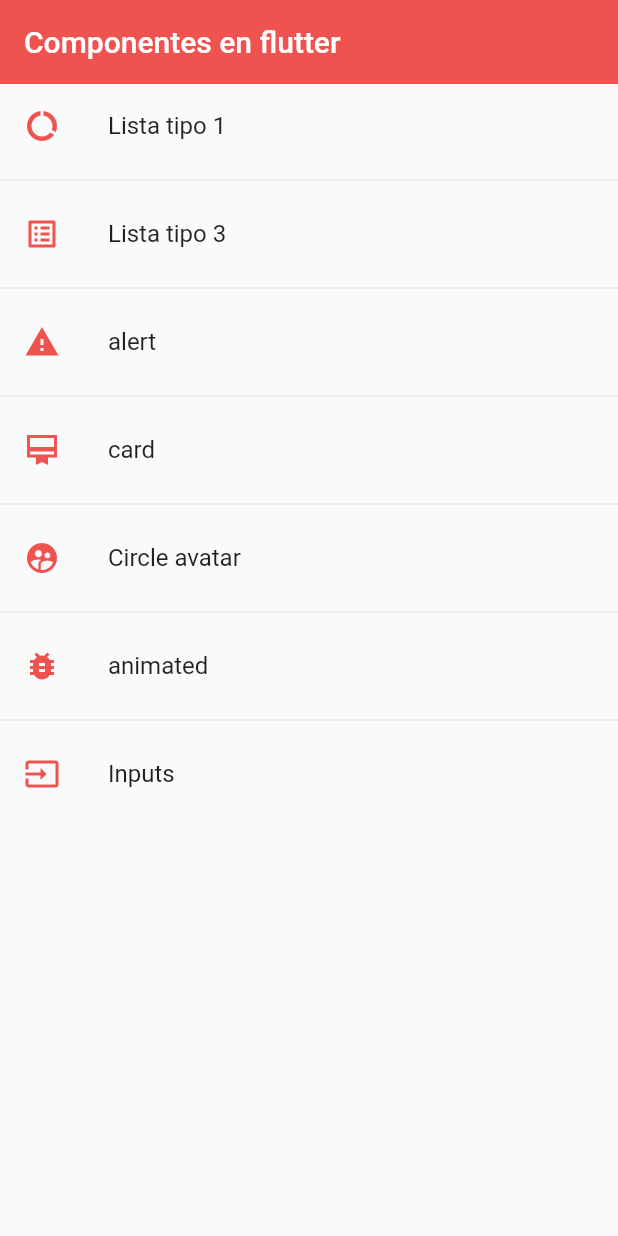
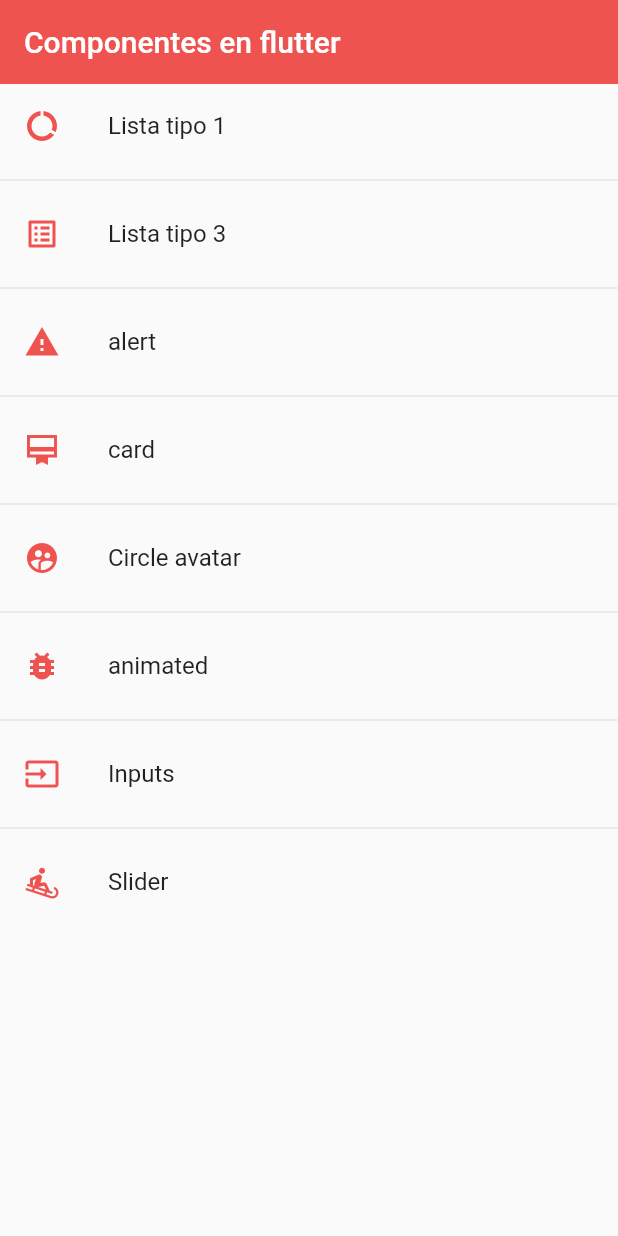
Before and after one commit to Djvash01/generic_component_example, a Flutter app: the screen it shows after launch, on a phone screen of 412 x 824 dp. Run offline on Flutter 3.47's test engine with Material 2 defaults, Android fonts, the phone set to English and light mode, and no system bars.

Commit message:
create slider with img

```diff
--- a/lib/router/app_routes.dart
+++ b/lib/router/app_routes.dart
@@ -41,6 +41,11 @@
         icon: Icons.input,
         name: 'Inputs',
         screen: const InputsScreen()),
+    MenuOption(
+        route: 'slider',
+        icon: Icons.sledding_outlined,
+        name: 'Slider',
+        screen: const SliderScreen()),
   ];
 
   // static Map<String, Widget Function(BuildContext)> routes = {
--- a/lib/screens/screens.dart
+++ b/lib/screens/screens.dart
@@ -1,3 +1,5 @@
+export 'package:generic_component_example/screens/slider_screen.dart';
+
 export 'package:generic_component_example/screens/inputs_screen.dart';
 
 export 'package:generic_component_example/screens/alert_screen.dart';
--- a/lib/widgets/widgets.dart
+++ b/lib/widgets/widgets.dart
@@ -1,3 +1,4 @@
+
 export 'package:generic_component_example/widgets/custom_input_field.dart';
 
 export 'package:generic_component_example/widgets/custom_card_type_1.dart';
```
Also changed, not shown: lib/screens/slider_screen.dart (added, +38 -0 lines).
